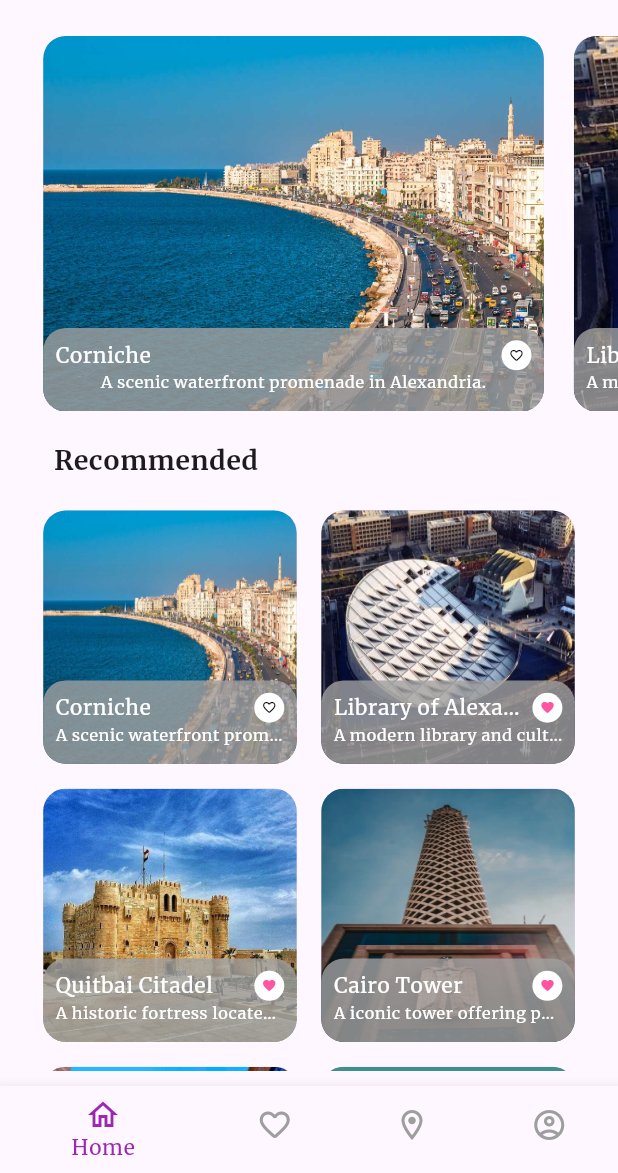
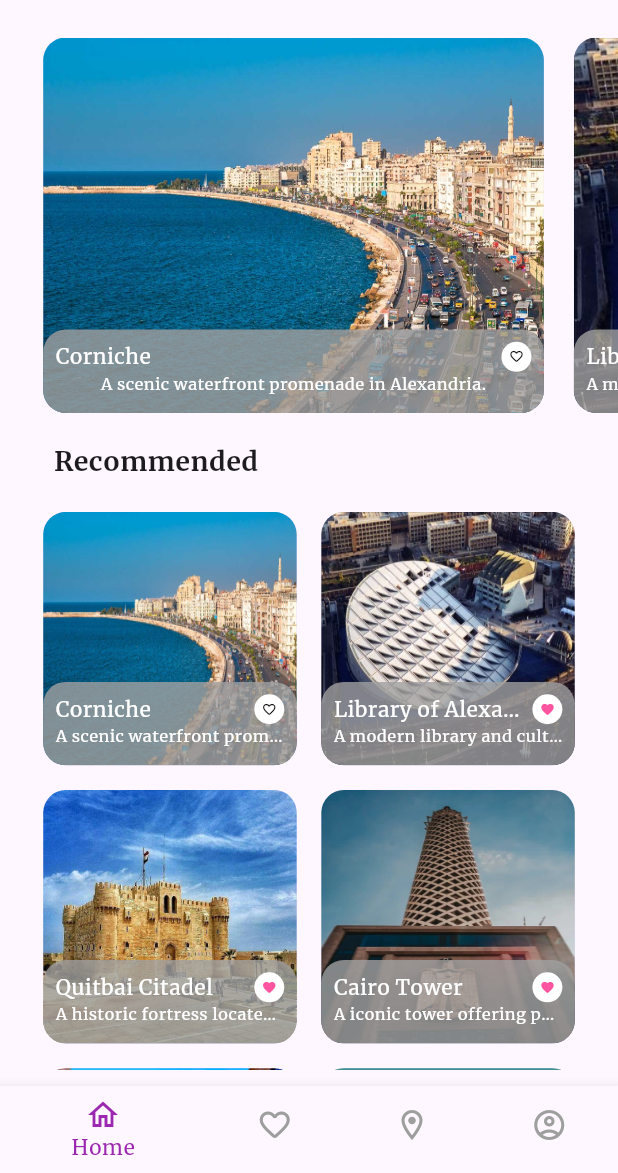
Before and after one commit to emadmoenes/Egypt-Tourist-Guide, a Flutter app: the screen it shows after launch, on a phone screen of 412 x 824 dp, the part 63-1236 px from its top. Run offline on Flutter 3.47's test engine with Material 3 defaults, Android fonts, the phone set to English and light mode, and no system bars; our stand-ins replace flutter_bloc, shared_preferences; accounts and stored records are empty.

```diff
--- a/lib/views/home/home_screen.dart
+++ b/lib/views/home/home_screen.dart
@@ -38,7 +38,7 @@ class _HomeScreenState extends State<HomeScreen> {
         ),
       ),
       body: SafeArea(
-          minimum: EdgeInsets.symmetric(vertical: 10),
+          minimum: EdgeInsets.symmetric(vertical: 11),
           child: Container(child: HomeScreen.screens[homeCubit.currentPageIndex].body)
       )
     );
```
